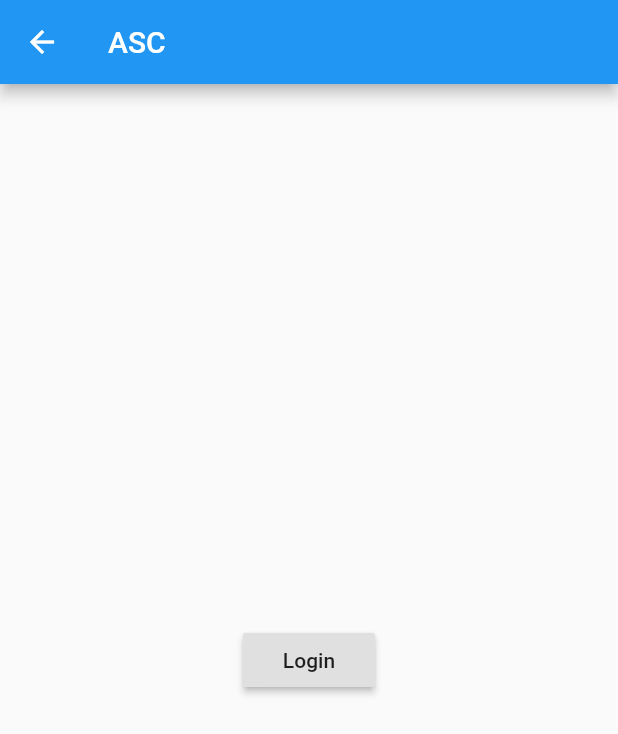
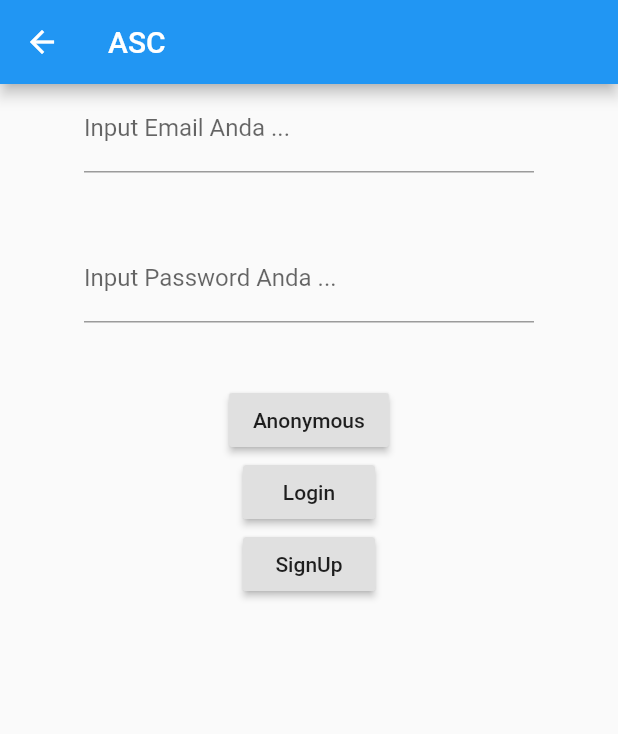
Before and after one commit to faristoriqu/denahversiflutter, a Flutter app: the LoginPage screen opened directly, on a phone screen of 412 x 824 dp. Shown: the top 734 px of the screen. Run offline on Flutter 3.47's test engine with Material 2 defaults, Android fonts, the phone set to English and light mode, and no system bars; our stand-ins replace firebase_auth, firebase_core; accounts and stored records are empty.

```diff
--- a/lib/home/home_page.dart
+++ b/lib/home/akun.dart
@@ -4,9 +4,9 @@ import 'package:flutter/widgets.dart';
 import 'package:flutterku/helper/auth_service.dart';
 import 'package:flutterku/res/Strings.dart';
 
-class HomePage extends StatelessWidget {
+class Akun extends StatelessWidget {
   final User user;
-  HomePage(this.user);
+  Akun(this.user);
 
   @override
   Widget build(BuildContext context) {
--- a/lib/login/login_page.dart
+++ b/lib/login/login_page.dart
@@ -3,7 +3,8 @@ import 'package:flutterku/helper/auth_service.dart';
 import 'package:flutterku/res/Strings.dart';
 
 class LoginPage extends StatelessWidget {
-  const LoginPage({Key key}) : super(key: key);
+  TextEditingController emailController = TextEditingController(text: "");
+  TextEditingController passwordController = TextEditingController(text: "");
 
   @override
   Widget build(BuildContext context) {
@@ -12,11 +13,46 @@ class LoginPage extends StatelessWidget {
         title: Text(Strings.tittle),
       ),
       body: Center(
-        child: RaisedButton(
-          child: Text(Strings.login),
-          onPressed: () async {
-            await AuthServices.signInAnonymous();
-          },
+        child: Column(
+          children: <Widget>[
+            Container(
+              width: 300,
+              height: 100,
+              child: TextField(
+                controller: emailController,
+                decoration: InputDecoration(labelText: "Input Email Anda ..."),
+              ),
+            ),
+            Container(
+              width: 300,
+              height: 100,
+              child: TextField(
+                controller: passwordController,
+                decoration:
+                    InputDecoration(labelText: "Input Password Anda ..."),
+              ),
+            ),
+            RaisedButton(
+              child: Text(Strings.anonymous),
+              onPressed: () async {
+                await AuthServices.signInAnonymous();
+              },
+            ),
+            RaisedButton(
+              child: Text(Strings.login),
+              onPressed: () async {
+                await AuthServices.signIn(
+                    emailController.text, passwordController.text);
+              },
+            ),
+            RaisedButton(
+              child: Text(Strings.signup),
+              onPressed: () async {
+                await AuthServices.signUp(
+                    emailController.text, passwordController.text);
+              },
+            ),
+          ],
         ),
       ),
     );
--- a/lib/res/Strings.dart
+++ b/lib/res/Strings.dart
@@ -6,4 +6,6 @@ class Strings {
   static const String home = "Beranda";
   static const String anonymous = "Anonymous";
   static const String logout = "Keluar";
+  static const String signup = "SignUp";
+  static const String upload = "Upload";
 }
--- a/lib/wrapper.dart
+++ b/lib/wrapper.dart
@@ -1,5 +1,6 @@
 import 'package:firebase_auth/firebase_auth.dart';
 import 'package:flutter/material.dart';
+import 'package:flutterku/home/beranda.dart';
 import 'package:flutterku/home/home_page.dart';
 import 'package:provider/provider.dart';
 
@@ -11,6 +12,6 @@ class Wrapper extends StatelessWidget {
   @override
   Widget build(BuildContext context) {
     User user = Provider.of<User>(context);
-    return (user == null) ? LoginPage() : HomePage(user);
+    return (user == null) ? LoginPage() : Beranda(user);
   }
 }
```
Also changed, not shown: lib/helper/auth_service.dart (+32 -2 lines), lib/home/beranda.dart (added, +71 -0 lines).
